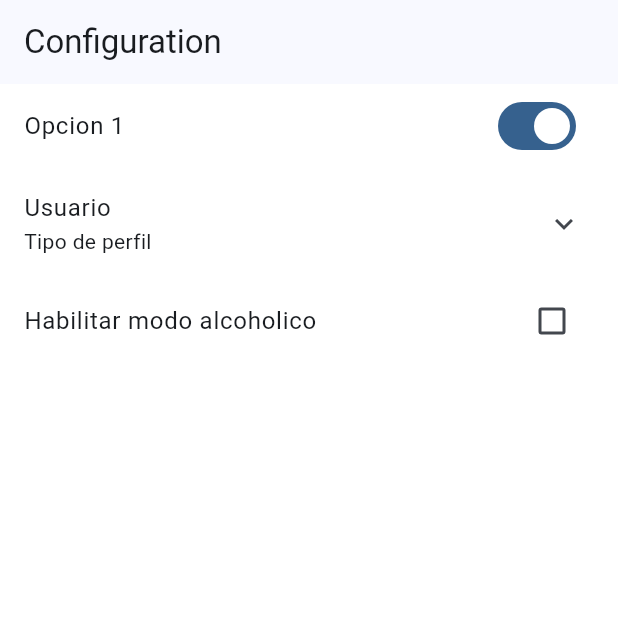
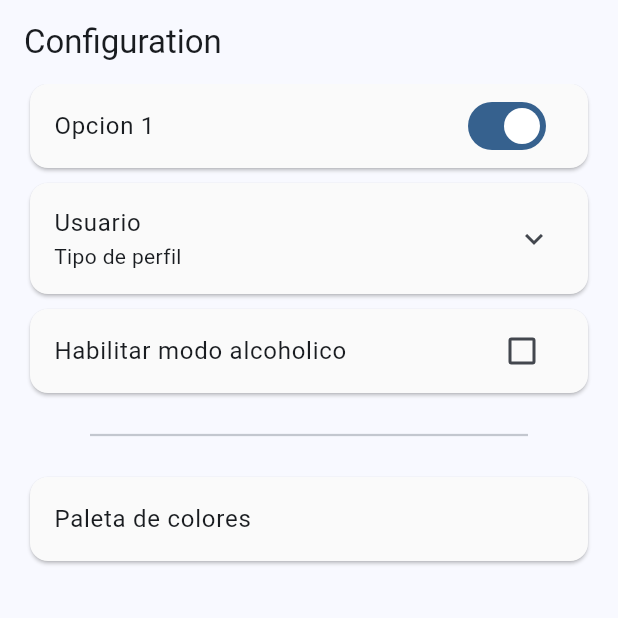
Before and after one commit to guidoglorioso/drinks_mobile_app, a Flutter app: the ConfigScreen2 screen opened by its route, on a phone screen of 412 x 824 dp, the top half of it. Run offline on Flutter 3.47's test engine with Material 3 defaults, Android fonts, the phone set to English and light mode, and no system bars; our stand-ins replace flutter_riverpod, go_router.

Commit message:
Agrego configuracion de paleta de colores

```diff
--- a/lib/core/router/app_router.dart
+++ b/lib/core/router/app_router.dart
@@ -7,6 +7,7 @@ import 'package:login_app/domain/drink.dart';
 import 'package:login_app/presentation/screens/detail_screen.dart';
 import 'package:login_app/presentation/screens/config_screen.dart';
 import 'package:login_app/presentation/screens/config_screen2.dart';
+import 'package:login_app/presentation/screens/color_palette.dart';
 final users = Users();
 
 final appRouter = GoRouter(
@@ -19,6 +20,6 @@ final appRouter = GoRouter(
       GoRoute(path: '/detail',    builder: (context, state) => DetailScreen(drink: state.extra as Drink),),
       GoRoute(path: '/config',    builder: (context, state) => ConfigScreen(),),
       GoRoute(path: '/config2',    builder: (context, state) => ConfigScreen2(),),
-
+      GoRoute(path: '/color-palette',    builder: (context, state) => ThemeScreen(),),
   ],
 );
--- a/lib/presentation/screens/config_screen2.dart
+++ b/lib/presentation/screens/config_screen2.dart
@@ -42,7 +42,11 @@ class _MenuItemsState extends State<MenuItems> {
   Widget build(BuildContext context) {
     return ListView(
       children: [
-        SwitchListTile(
+
+        Card(
+          color: Colors.grey[50],
+          margin: EdgeInsets.symmetric(horizontal: 20),
+          child: SwitchListTile(
             title: Text('Opcion 1'),
             value: isDeveloperMode,
             onChanged: (value){
@@ -50,7 +54,14 @@ class _MenuItemsState extends State<MenuItems> {
                  isDeveloperMode = value;
               });
             }),
-        ExpansionTile(
+        ),
+        SizedBox(height: 10,),
+
+        Card(
+          color: Colors.grey[50],
+          margin: EdgeInsets.symmetric(horizontal: 20),
+
+          child: ExpansionTile(
             title: Text('Usuario'),
             subtitle: Text('Tipo de perfil'),
             children: [
@@ -86,7 +97,12 @@ class _MenuItemsState extends State<MenuItems> {
               ),
             ],
           ),
-        CheckboxListTile(
+        ),
+        SizedBox(height: 10,),
+        Card(
+          color: Colors.grey[50],
+          margin: EdgeInsets.symmetric(horizontal: 20),
+          child: CheckboxListTile(
             title: Text("Habilitar modo alcoholico"),
             value: checkBoxMode,
             onChanged: (value){
@@ -94,7 +110,23 @@ class _MenuItemsState extends State<MenuItems> {
                 checkBoxMode = value!;
               });
             }
-        )
+          ),
+        ),
+        SizedBox(height: 20),
+        Divider(
+          thickness: 1.5,
+          indent: 60,      // Espacio vacío al inicio (izquierda)
+          endIndent: 60
+          ),   // Espacio vacío al final (derecha) ),
+        SizedBox(height: 20),
+        Card(
+          color: Colors.grey[50],
+          margin: EdgeInsets.symmetric(horizontal: 20),
+          child: ListTile(
+            title: Text('Paleta de colores'),
+            onTap: () => context.push('/color-palette'),
+          ),
+        ),
       ],
     );
   }
--- a/pubspec.yaml
+++ b/pubspec.yaml
@@ -9,6 +9,7 @@ environment:
 dependencies:
   flutter:
     sdk: flutter
+  flutter_riverpod: ^3.3.1
   go_router: ^17.2.1
 
 dev_dependencies:
```
Also changed, not shown: lib/domain/app_theme.dart (added, +38 -0 lines), lib/main.dart (+12 -8 lines), lib/presentation/providers/color_theme_provider.dart (added, +23 -0 lines), lib/presentation/screens/color_palette.dart (added, +73 -0 lines), pubspec.lock. Lines whose indentation alone changed are shown as unchanged.
